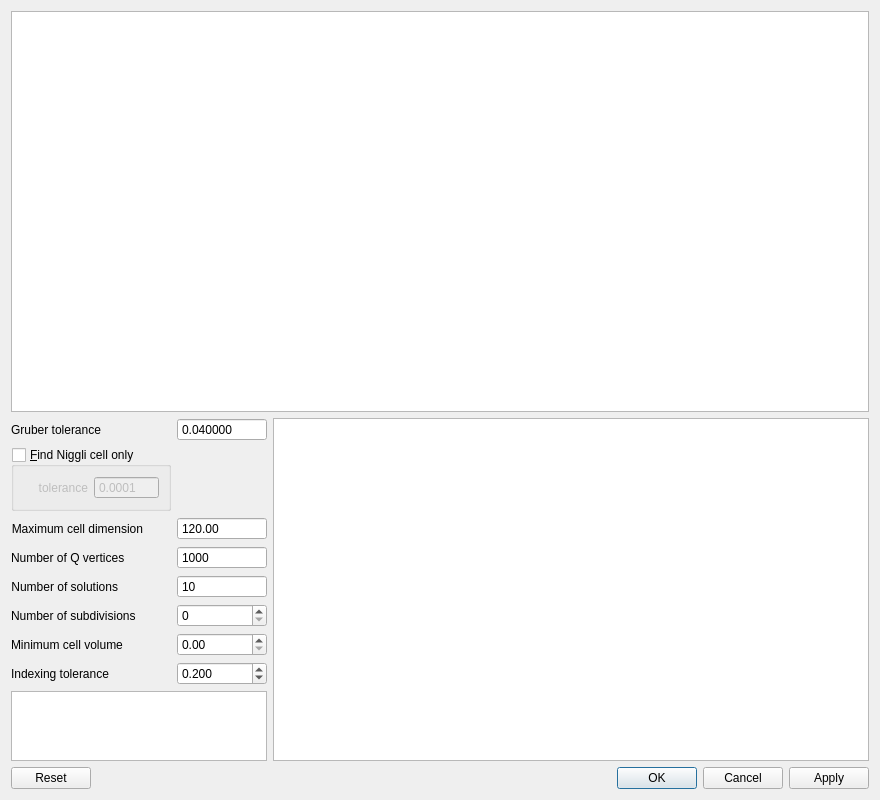
The window that apps/nsxqt/ui/DialogAutoIndexing.ui (k61n/openhkl) describes before a commit, drawn with Qt 5.
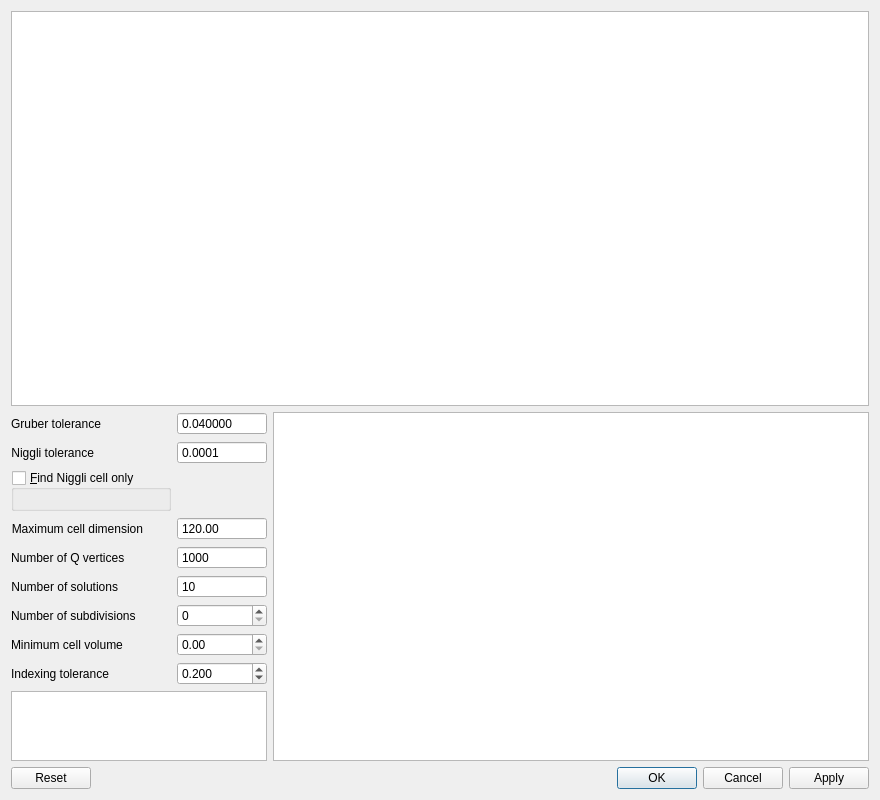
The same window after the commit. Custom widgets are drawn as their Qt base class.

Commit message: Slight modification in auto-indexing dialog

Diff of the .ui file:
```diff
--- a/apps/nsxqt/ui/DialogAutoIndexing.ui
+++ b/apps/nsxqt/ui/DialogAutoIndexing.ui
@@ -53,7 +53,7 @@
          </property>
         </widget>
        </item>
-       <item row="1" column="0">
+       <item row="2" column="0">
         <widget class="QGroupBox" name="niggli">
          <property name="title">
           <string>&amp;Find Niggli cell only</string>
@@ -67,43 +67,10 @@
          <property name="checked">
           <bool>false</bool>
          </property>
-         <layout class="QHBoxLayout" name="horizontalLayout_2">
-          <item>
-           <widget class="QLabel" name="label">
-            <property name="text">
-             <string>tolerance</string>
-            </property>
-            <property name="alignment">
-             <set>Qt::AlignRight|Qt::AlignTrailing|Qt::AlignVCenter</set>
-            </property>
-           </widget>
-          </item>
-          <item>
-           <widget class="QDoubleSpinBox" name="niggliTolerance">
-            <property name="buttonSymbols">
-             <enum>QAbstractSpinBox::NoButtons</enum>
-            </property>
-            <property name="prefix">
-             <string/>
-            </property>
-            <property name="decimals">
-             <number>4</number>
-            </property>
-            <property name="maximum">
-             <double>1.000000000000000</double>
-            </property>
-            <property name="singleStep">
-             <double>0.000100000000000</double>
-            </property>
-            <property name="value">
-             <double>0.000100000000000</double>
-            </property>
-           </widget>
-          </item>
-         </layout>
+         <layout class="QHBoxLayout" name="horizontalLayout_2"/>
         </widget>
        </item>
-       <item row="2" column="0">
+       <item row="3" column="0">
         <widget class="QLabel" name="label_3">
          <property name="text">
           <string>Maximum cell dimension</string>
@@ -113,7 +80,7 @@
          </property>
         </widget>
        </item>
-       <item row="2" column="1">
+       <item row="3" column="1">
         <widget class="QDoubleSpinBox" name="maxCellDim">
          <property name="buttonSymbols">
           <enum>QAbstractSpinBox::NoButtons</enum>
@@ -129,14 +96,14 @@
          </property>
         </widget>
        </item>
-       <item row="3" column="0">
+       <item row="4" column="0">
         <widget class="QLabel" name="label_5">
          <property name="text">
           <string>Number of Q vertices</string>
          </property>
         </widget>
        </item>
-       <item row="3" column="1">
+       <item row="4" column="1">
         <widget class="QSpinBox" name="nVertices">
          <property name="buttonSymbols">
           <enum>QAbstractSpinBox::NoButtons</enum>
@@ -149,7 +116,7 @@
          </property>
         </widget>
        </item>
-       <item row="4" column="0">
+       <item row="5" column="0">
         <widget class="QLabel" name="label_4">
          <property name="text">
           <string>Number of solutions</string>
@@ -159,7 +126,7 @@
          </property>
         </widget>
        </item>
-       <item row="4" column="1">
+       <item row="5" column="1">
         <widget class="QSpinBox" name="nSolutions">
          <property name="buttonSymbols">
           <enum>QAbstractSpinBox::NoButtons</enum>
@@ -175,38 +142,38 @@
          </property>
         </widget>
        </item>
-       <item row="5" column="0">
+       <item row="6" column="0">
         <widget class="QLabel" name="label_7">
          <property name="text">
           <string>Number of subdivisions</string>
          </property>
         </widget>
        </item>
-       <item row="5" column="1">
+       <item row="6" column="1">
         <widget class="QSpinBox" name="subdiv">
          <property name="maximum">
           <number>999999</number>
          </property>
         </widget>
        </item>
-       <item row="6" column="0">
+       <item row="7" column="0">
         <widget class="QLabel" name="label_8">
          <property name="text">
           <string>Minimum cell volume</string>
          </property>
         </widget>
        </item>
-       <item row="6" column="1">
+       <item row="7" column="1">
         <widget class="QDoubleSpinBox" name="cellVolume"/>
        </item>
-       <item row="7" column="0">
+       <item row="8" column="0">
         <widget class="QLabel" name="indexingToleranceLabel">
          <property name="text">
           <string>Indexing tolerance</string>
          </property>
         </widget>
        </item>
-       <item row="7" column="1">
+       <item row="8" column="1">
         <widget class="QDoubleSpinBox" name="indexingTolerance">
          <property name="decimals">
           <number>3</number>
@@ -222,9 +189,41 @@
          </property>
         </widget>
        </item>
-       <item row="8" column="0" colspan="2">
+       <item row="9" column="0" colspan="2">
         <widget class="QListWidget" name="unitCells"/>
        </item>
+       <item row="1" column="0">
+        <widget class="QLabel" name="label">
+         <property name="text">
+          <string>Niggli tolerance</string>
+         </property>
+         <property name="alignment">
+          <set>Qt::AlignRight|Qt::AlignTrailing|Qt::AlignVCenter</set>
+         </property>
+        </widget>
+       </item>
+       <item row="1" column="1">
+        <widget class="QDoubleSpinBox" name="niggliTolerance">
+         <property name="buttonSymbols">
+          <enum>QAbstractSpinBox::NoButtons</enum>
+         </property>
+         <property name="prefix">
+          <string/>
+         </property>
+         <property name="decimals">
+          <number>4</number>
+         </property>
+         <property name="maximum">
+          <double>1.000000000000000</double>
+         </property>
+         <property name="singleStep">
+          <double>0.000100000000000</double>
+         </property>
+         <property name="value">
+          <double>0.000100000000000</double>
+         </property>
+        </widget>
+       </item>
       </layout>
      </item>
      <item>
```
